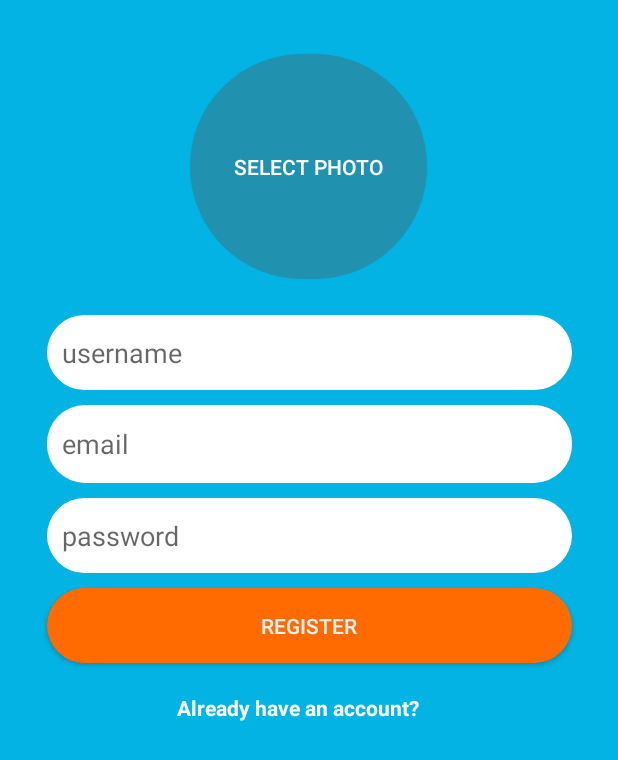
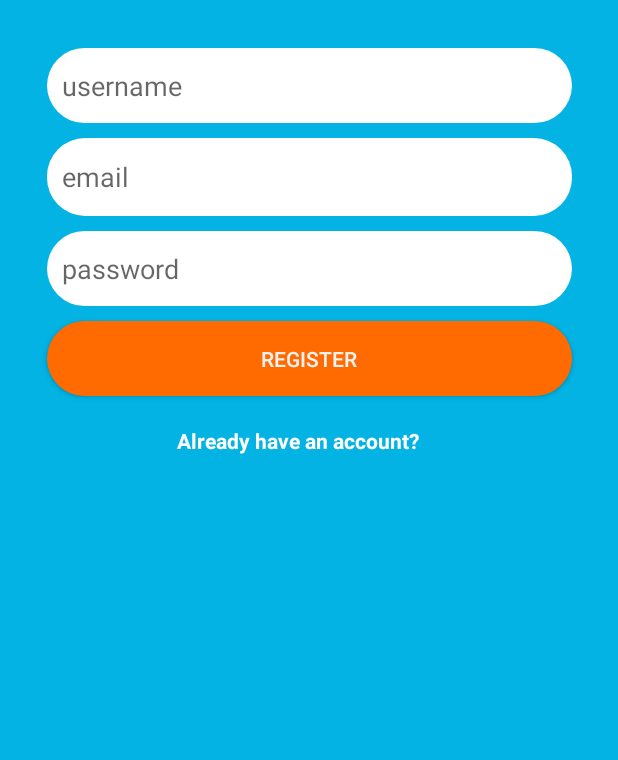
Before and after one commit to nghiemjohn84/CollabDrawingFE, an Android app: the screen it shows after launch (RegistrationActivity), on a phone screen of 412 x 824 dp. Shown: the top 760 px of the screen. Run offline under Robolectric (Android 15) with nearby library versions, the phone set to English and light mode, and no system bars; our stand-ins replace Firebase (no records; nobody signed in at launch, a user with empty details on screens opened directly).

Commit message:
Removed avatar functionality from registration activity

```diff
--- a/app/src/main/res/layout/activity_registration.xml
+++ b/app/src/main/res/layout/activity_registration.xml
@@ -17,17 +17,6 @@
                 android:layout_width="match_parent"
                 android:layout_height="match_parent" android:id="@+id/linearLayout">
 
-            <Button
-                    android:text="Select Photo"
-                    android:layout_width="158dp"
-                    android:layout_height="150dp" android:id="@+id/select_photo_button_registration"
-                    app:layout_constraintEnd_toEndOf="parent"
-                    app:layout_constraintStart_toStartOf="parent"
-                    app:layout_constraintHorizontal_bias="0.498"
-                    app:layout_constraintTop_toTopOf="parent"
-                    android:textColor="@color/common_google_signin_btn_text_dark_default"
-                    android:background="@drawable/rounded_select_photo"
-                    android:layout_marginTop="36dp"/>
             <EditText
                     android:layout_width="350dp"
                     android:layout_height="50dp"
@@ -38,8 +27,7 @@
                     app:layout_constraintStart_toStartOf="parent"
                     android:hint="username" android:paddingLeft="10dp"
                     android:background="@drawable/rounded_edittext_login_registration"
-                    app:layout_constraintTop_toBottomOf="@+id/select_photo_button_registration"
-                    android:layout_marginTop="24dp"/>
+                    android:layout_marginTop="32dp" app:layout_constraintTop_toTopOf="parent"/>
             <EditText
                     android:layout_width="350dp"
                     android:layout_height="52dp"
```
Also changed, not shown: app/src/main/java/com/example/collabdrawingfe/RegistrationActivity.kt (+1 -44 lines).
